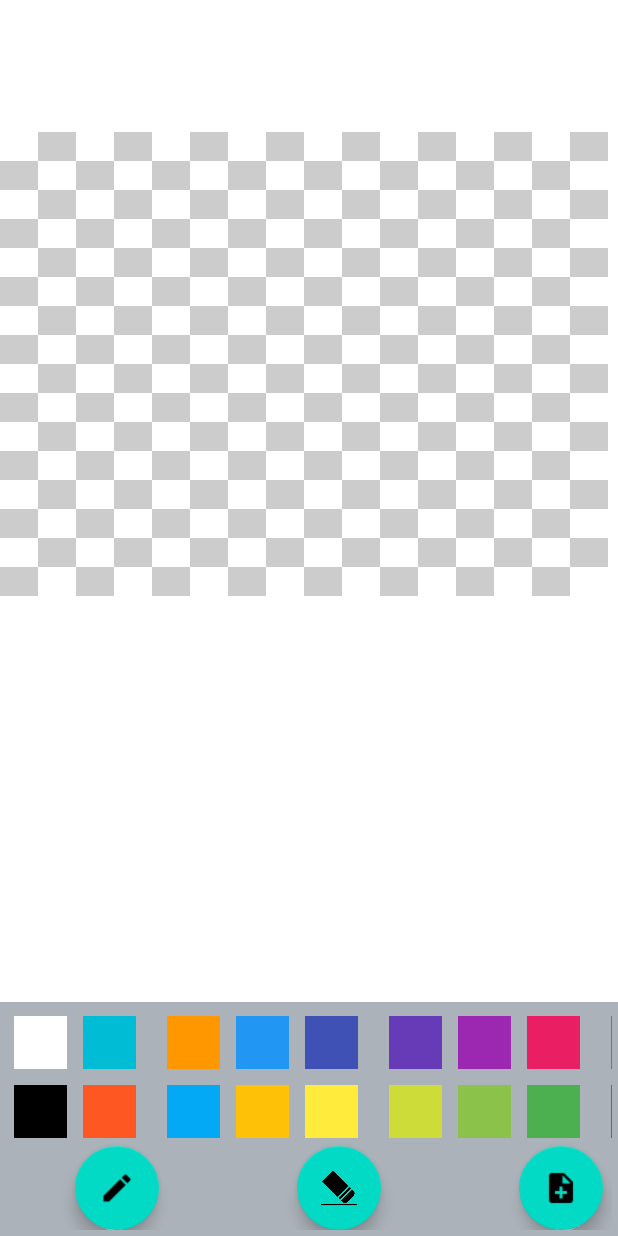
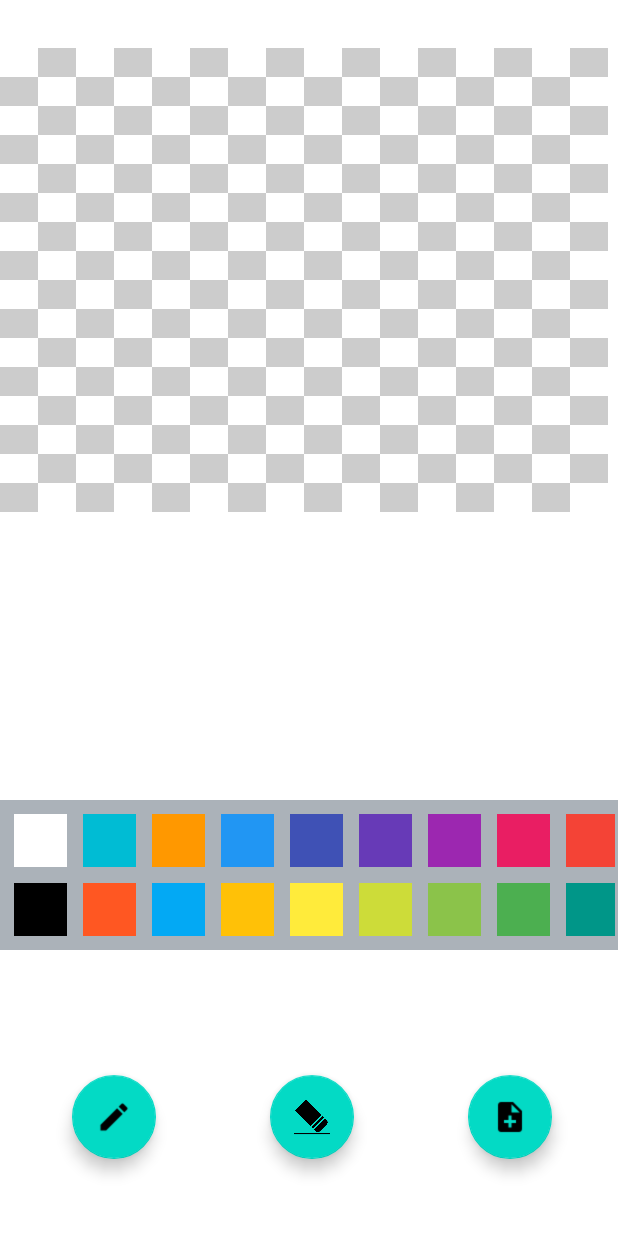
Before and after one commit to JaviVaca/PixelArt, an Android app: the screen it shows after launch (MainActivity), on a phone screen of 412 x 824 dp. Run offline under Robolectric (Android 15) with nearby library versions, the light colour scheme and no system bars.

Commit message:
he puesto cosas nuevas

```diff
--- a/app/src/main/res/layout/activity_main.xml
+++ b/app/src/main/res/layout/activity_main.xml
@@ -10,15 +10,15 @@
         android:id="@+id/GridView"
         android:layout_width="408dp"
         android:layout_height="501dp"
-        android:layout_marginTop="88dp"
+        android:layout_marginTop="32dp"
         android:numColumns="16"
         app:layout_constraintStart_toStartOf="parent"
         app:layout_constraintTop_toTopOf="parent" />
 
     <GridLayout
         android:id="@+id/paleta"
-        android:layout_width="wrap_content"
-        android:layout_height="wrap_content"
+        android:layout_width="414dp"
+        android:layout_height="100dp"
         android:background="@color/casilla_gris"
         android:columnWidth="450dp"
         android:columnCount="9"
@@ -27,7 +27,9 @@
         android:paddingBottom="0dp"
         android:rowCount="5"
         android:stretchMode="columnWidth"
-        app:layout_constraintBottom_toBottomOf="parent"
+        app:layout_constraintEnd_toEndOf="parent"
+        app:layout_constraintStart_toStartOf="parent"
+        app:layout_constraintTop_toBottomOf="@+id/GridView"
         tools:ignore="MissingConstraints">
 
         <LinearLayout
@@ -274,6 +276,7 @@
             android:orientation="horizontal"
             android:tag="IdImagen22" />
 
+
         <LinearLayout
             android:id="@+id/con1_9"
             android:layout_width="35dp"
@@ -287,7 +290,6 @@
             android:background="#F44336"
             android:orientation="horizontal"
             android:tag="IdImagen11" />
-
 
         <LinearLayout
             android:id="@+id/con2_9"
@@ -303,37 +305,47 @@
             android:orientation="horizontal"
             android:tag="IdImagen22" />
 
-        <com.google.android.material.floatingactionbutton.FloatingActionButton
-            android:id="@+id/fabPintar"
-            android:layout_width="wrap_content"
-            android:layout_height="wrap_content"
-            android:layout_row="4"
-            android:layout_column="1"
-            android:clickable="true"
-            app:srcCompat="@drawable/baseline_create_black_18dp"
-            android:contentDescription="@string/pintar" />
+    </GridLayout>
 
     <com.google.android.material.floatingactionbutton.FloatingActionButton
         android:id="@+id/fabBorrar"
         android:layout_width="wrap_content"
         android:layout_height="wrap_content"
-            android:layout_row="4"
-            android:layout_column="4"
+        android:layout_marginEnd="76dp"
         android:clickable="true"
-            app:srcCompat="@drawable/eraser"
-            android:contentDescription="@string/borrar" />
+        android:contentDescription="@string/borrar"
+        app:layout_constraintBottom_toBottomOf="parent"
+        app:layout_constraintEnd_toStartOf="@+id/fabNuevo"
+        app:layout_constraintTop_toBottomOf="@+id/paleta"
+        app:layout_constraintVertical_bias="0.619"
+        app:srcCompat="@drawable/eraser" />
 
     <com.google.android.material.floatingactionbutton.FloatingActionButton
         android:id="@+id/fabNuevo"
         android:layout_width="wrap_content"
         android:layout_height="wrap_content"
-            android:layout_row="4"
-            android:layout_column="7"
+        android:layout_marginEnd="44dp"
         android:clickable="true"
-            app:srcCompat="@drawable/baseline_note_add_black_18dp"
-            android:contentDescription="@string/nuevo" />
+        android:contentDescription="@string/nuevo"
+        app:layout_constraintBottom_toBottomOf="parent"
+        app:layout_constraintEnd_toEndOf="parent"
+        app:layout_constraintTop_toBottomOf="@+id/paleta"
+        app:layout_constraintVertical_bias="0.619"
+        app:srcCompat="@drawable/baseline_note_add_black_18dp" />
 
-    </GridLayout>
+    <com.google.android.material.floatingactionbutton.FloatingActionButton
+        android:id="@+id/fabPintar"
+        android:layout_width="wrap_content"
+        android:layout_height="wrap_content"
+        android:clickable="true"
+        android:contentDescription="@string/pintar"
+        app:layout_constraintBottom_toBottomOf="parent"
+        app:layout_constraintEnd_toStartOf="@+id/fabBorrar"
+        app:layout_constraintHorizontal_bias="0.385"
+        app:layout_constraintStart_toStartOf="parent"
+        app:layout_constraintTop_toBottomOf="@+id/paleta"
+        app:layout_constraintVertical_bias="0.619"
+        app:srcCompat="@drawable/baseline_create_black_18dp" />
 
 
 </androidx.constraintlayout.widget.ConstraintLayout>
```
Lines whose indentation alone changed are shown as unchanged.
